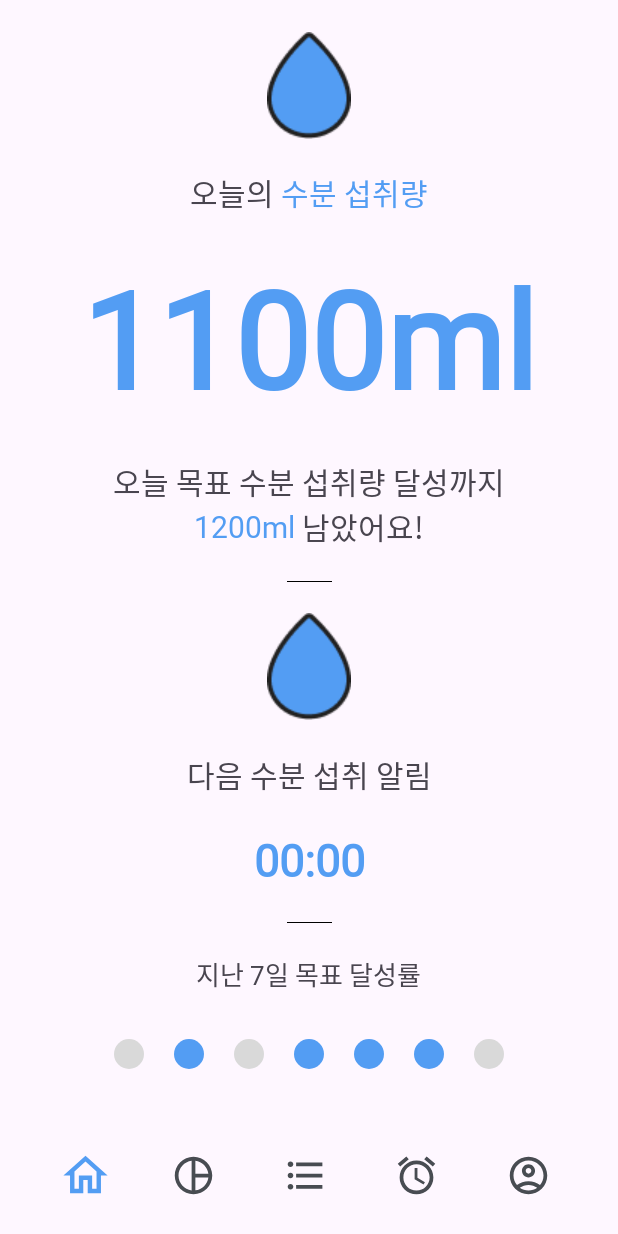
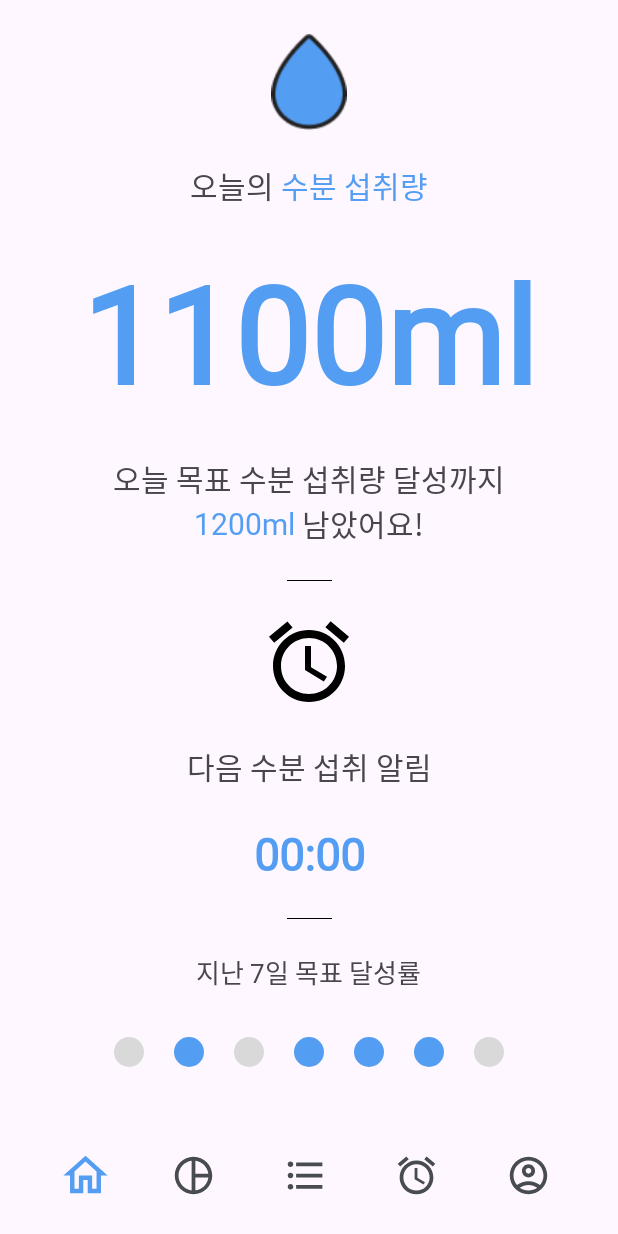
Before and after one commit to yymin1022/AquaMonitor_Android, an Android app: the HomeFragment screen opened directly, with no data from a screen before it, on a phone screen of 412 x 824 dp. Run offline under Robolectric (Android 15) with nearby library versions, the phone set to English and light mode, and no system bars; libraries missing offline, so code that uses them is left out: androidx.health.connect; 10 statements that could not run were skipped.

Commit message:
Update Home Fragment Layout : Applied Design Resources

```diff
--- a/app/src/main/res/layout/fragment_home.xml
+++ b/app/src/main/res/layout/fragment_home.xml
@@ -8,8 +8,8 @@
     tools:context=".fragment.HomeFragment">
 
     <ImageView
-        android:layout_width="wrap_content"
-        android:layout_height="wrap_content"
+        android:layout_width="64dp"
+        android:layout_height="64dp"
         android:src="@drawable/ic_waterdrop"
         android:id="@+id/main_home_target_icon"
         app:layout_constraintBottom_toTopOf="@id/main_home_target_title"
@@ -119,9 +119,9 @@
         app:layout_constraintTop_toBottomOf="@id/main_home_target_remain" />
 
     <ImageView
-        android:layout_width="wrap_content"
-        android:layout_height="wrap_content"
-        android:src="@drawable/ic_waterdrop"
+        android:layout_width="64dp"
+        android:layout_height="64dp"
+        android:src="@drawable/ic_alarm"
         android:id="@+id/main_home_alarm_icon"
         app:layout_constraintBottom_toTopOf="@id/main_home_alarm_title"
         app:layout_constraintEnd_toEndOf="parent"
```
